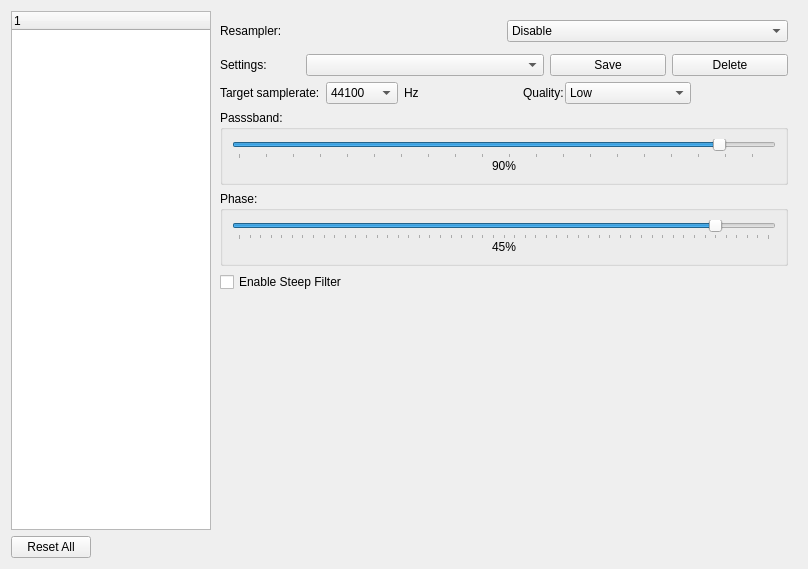
This is src/xamp/preferencedialog.ui in billlin0904/xamp2 as Qt 5 draws it before an edit. The edited form follows.
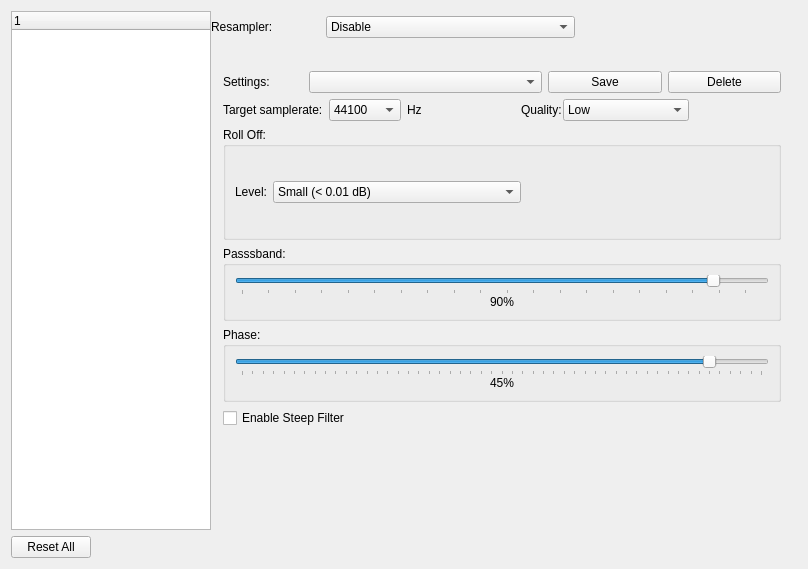
This is the edited form. The open tabs and pages were chosen to show the change. Custom widgets are drawn as their Qt base class.

```diff
--- a/src/xamp/preferencedialog.ui
+++ b/src/xamp/preferencedialog.ui
@@ -199,51 +199,15 @@
         </layout>
        </widget>
        <widget class="QWidget" name="dspManagerPage">
-        <layout class="QVBoxLayout" name="verticalLayout_3">
-         <item>
-          <layout class="QHBoxLayout" name="horizontalLayout_27">
-           <item>
-            <widget class="QLabel" name="label_23">
-             <property name="sizePolicy">
-              <sizepolicy hsizetype="Preferred" vsizetype="Preferred">
-               <horstretch>1</horstretch>
-               <verstretch>0</verstretch>
-              </sizepolicy>
-             </property>
-             <property name="text">
-              <string>Resampler:</string>
-             </property>
-            </widget>
-           </item>
-           <item>
-            <widget class="QComboBox" name="selectResamplerComboBox">
-             <property name="sizePolicy">
-              <sizepolicy hsizetype="Preferred" vsizetype="Fixed">
-               <horstretch>1</horstretch>
-               <verstretch>0</verstretch>
-              </sizepolicy>
-             </property>
-             <item>
-              <property name="text">
-               <string>Disable</string>
-              </property>
-             </item>
-             <item>
-              <property name="text">
-               <string>Soxr</string>
-              </property>
-             </item>
-             <item>
-              <property name="text">
-               <string>r8brain (Only support multiple resample)</string>
-              </property>
-             </item>
-            </widget>
-           </item>
-          </layout>
-         </item>
-         <item>
           <widget class="QStackedWidget" name="resamplerStackedWidget">
+         <property name="geometry">
+          <rect>
+           <x>12</x>
+           <y>54</y>
+           <width>558</width>
+           <height>403</height>
+          </rect>
+         </property>
            <widget class="QWidget" name="noneResamplerPage"/>
            <widget class="QWidget" name="soxrResamplerPage">
             <layout class="QVBoxLayout" name="verticalLayout_4">
@@ -468,6 +432,70 @@
                </item>
               </layout>
              </item>
+           <item>
+            <widget class="QGroupBox" name="groupBox">
+             <property name="sizePolicy">
+              <sizepolicy hsizetype="Preferred" vsizetype="Preferred">
+               <horstretch>0</horstretch>
+               <verstretch>1</verstretch>
+              </sizepolicy>
+             </property>
+             <property name="title">
+              <string>Roll Off:</string>
+             </property>
+             <layout class="QVBoxLayout" name="verticalLayout_3">
+              <item>
+               <layout class="QHBoxLayout" name="horizontalLayout_5" stretch="0,1,1">
+                <item>
+                 <widget class="QLabel" name="label_10">
+                  <property name="sizePolicy">
+                   <sizepolicy hsizetype="Preferred" vsizetype="Preferred">
+                    <horstretch>0</horstretch>
+                    <verstretch>0</verstretch>
+                   </sizepolicy>
+                  </property>
+                  <property name="text">
+                   <string>Level:</string>
+                  </property>
+                 </widget>
+                </item>
+                <item>
+                 <widget class="QComboBox" name="rollOffLevelComboBox">
+                  <item>
+                   <property name="text">
+                    <string>Small (&lt; 0.01 dB)</string>
+                   </property>
+                  </item>
+                  <item>
+                   <property name="text">
+                    <string>Medium (&lt; 0.35 dB)</string>
+                   </property>
+                  </item>
+                  <item>
+                   <property name="text">
+                    <string>None</string>
+                   </property>
+                  </item>
+                 </widget>
+                </item>
+                <item>
+                 <spacer name="horizontalSpacer_7">
+                  <property name="orientation">
+                   <enum>Qt::Horizontal</enum>
+                  </property>
+                  <property name="sizeHint" stdset="0">
+                   <size>
+                    <width>40</width>
+                    <height>20</height>
+                   </size>
+                  </property>
+                 </spacer>
+                </item>
+               </layout>
+              </item>
+             </layout>
+            </widget>
+           </item>
              <item>
               <layout class="QHBoxLayout" name="horizontalLayout_11"/>
              </item>
@@ -600,8 +628,56 @@
             </layout>
            </widget>
           </widget>
-         </item>
-        </layout>
+        <widget class="QWidget" name="layoutWidget">
+         <property name="geometry">
+          <rect>
+           <x>0</x>
+           <y>0</y>
+           <width>364</width>
+           <height>32</height>
+          </rect>
+         </property>
+         <layout class="QHBoxLayout" name="horizontalLayout_27">
+          <item>
+           <widget class="QLabel" name="label_23">
+            <property name="sizePolicy">
+             <sizepolicy hsizetype="Preferred" vsizetype="Preferred">
+              <horstretch>1</horstretch>
+              <verstretch>0</verstretch>
+             </sizepolicy>
+            </property>
+            <property name="text">
+             <string>Resampler:</string>
+            </property>
+           </widget>
+          </item>
+          <item>
+           <widget class="QComboBox" name="selectResamplerComboBox">
+            <property name="sizePolicy">
+             <sizepolicy hsizetype="Preferred" vsizetype="Fixed">
+              <horstretch>1</horstretch>
+              <verstretch>0</verstretch>
+             </sizepolicy>
+            </property>
+            <item>
+             <property name="text">
+              <string>Disable</string>
+             </property>
+            </item>
+            <item>
+             <property name="text">
+              <string>Soxr</string>
+             </property>
+            </item>
+            <item>
+             <property name="text">
+              <string>r8brain (Only support multiple resample)</string>
+             </property>
+            </item>
+           </widget>
+          </item>
+         </layout>
+        </widget>
        </widget>
        <widget class="QWidget" name="flacEncodingPage">
         <layout class="QVBoxLayout" name="verticalLayout_5">
```
Left out of the diff: 16 changed lines with no effect on the pictures. Lines whose indentation alone changed are shown as unchanged.
